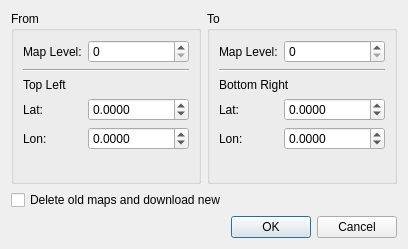
MichalVlasak/OSMViewer, file resources/OSMDownloadAreaDialog.ui: the form before one commit.
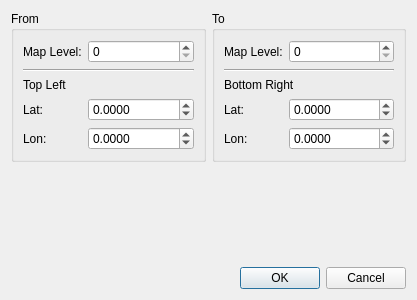
The form after the commit. Custom widgets are drawn as their Qt base class.

Patch:
```diff
--- a/resources/OSMDownloadAreaDialog.ui
+++ b/resources/OSMDownloadAreaDialog.ui
@@ -6,8 +6,8 @@
    <rect>
     <x>0</x>
     <y>0</y>
-    <width>408</width>
-    <height>249</height>
+    <width>417</width>
+    <height>300</height>
    </rect>
   </property>
   <property name="windowTitle">
@@ -197,11 +197,20 @@
     </layout>
    </item>
    <item>
-    <widget class="QCheckBox" name="deleteOld">
-     <property name="text">
-      <string>Delete old maps and download new</string>
+    <widget class="DeleteOldMapsWidget" name="deleteOldMapsWidget" native="true"/>
+   </item>
+   <item>
+    <spacer name="verticalSpacer">
+     <property name="orientation">
+      <enum>Qt::Vertical</enum>
      </property>
-    </widget>
+     <property name="sizeHint" stdset="0">
+      <size>
+       <width>20</width>
+       <height>40</height>
+      </size>
+     </property>
+    </spacer>
    </item>
    <item>
     <widget class="QDialogButtonBox" name="buttonBox">
@@ -215,6 +224,14 @@
    </item>
   </layout>
  </widget>
+ <customwidgets>
+  <customwidget>
+   <class>DeleteOldMapsWidget</class>
+   <extends>QWidget</extends>
+   <header>src/DeleteOldMapsWidget.h</header>
+   <container>1</container>
+  </customwidget>
+ </customwidgets>
  <resources/>
  <connections>
   <connection>
```
